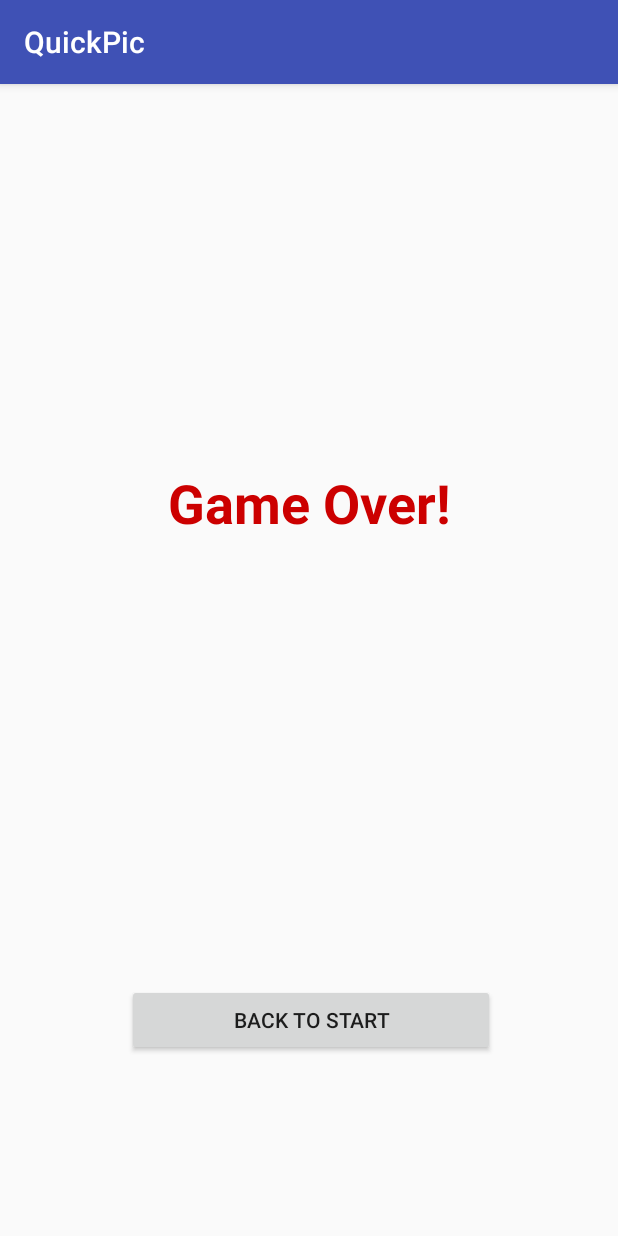
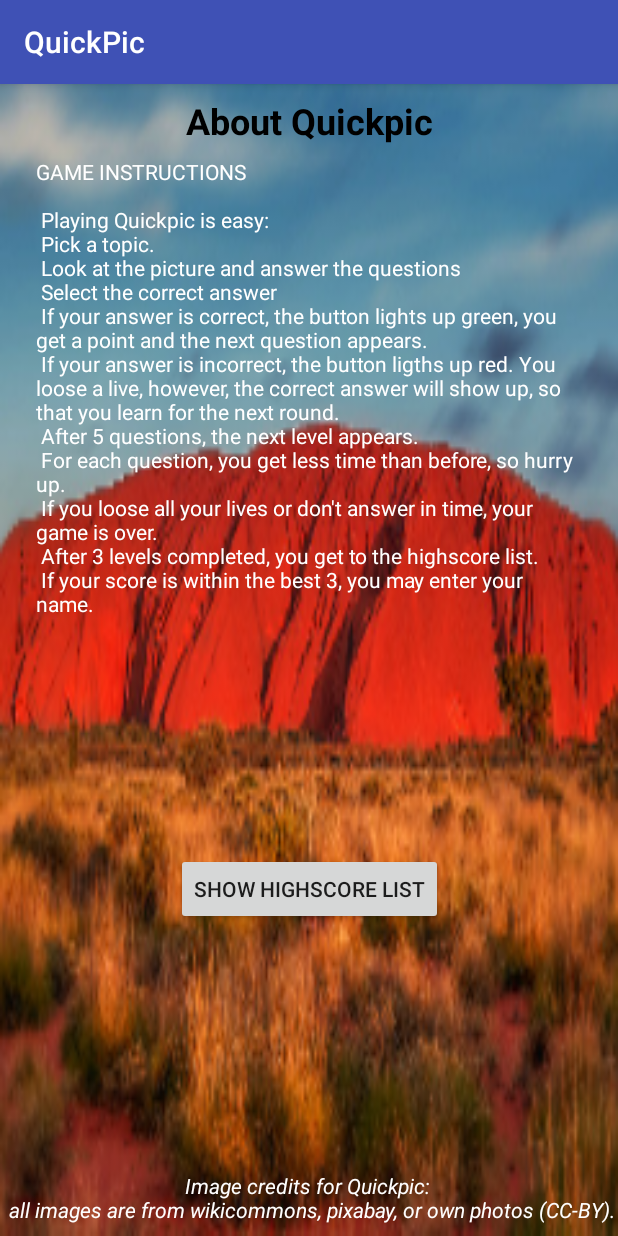
Before and after one commit to kathrin77/QuickPic, an Android app: the screen it shows after launch (GameOverActivity before the commit, AboutActivity after it), on a phone screen of 412 x 824 dp. Run offline under Robolectric (Android 15) with nearby library versions, the phone set to English and light mode, and no system bars.

Commit message:
About angelegt

```diff
--- /dev/null
+++ b/app/src/main/java/com/example/quickpic/AboutActivity.java
@@ -0,0 +1,32 @@
+package com.example.quickpic;
+
+import android.content.Intent;
+import android.support.v7.app.AppCompatActivity;
+import android.os.Bundle;
+import android.view.View;
+import android.widget.Button;
+import android.widget.ImageButton;
+
+public class AboutActivity extends AppCompatActivity {
+
+
+    @Override
+    protected void onCreate(Bundle savedInstanceState) {
+        super.onCreate(savedInstanceState);
+        setContentView(R.layout.activity_about);
+
+        // zum Testen der Highscoreliste - einfach value veraendern, Run app, und dann vom
+        // Startbildschirm aus direkt mit dieser Punktzahl in den Highscorebildschirm springen
+        Button Highscore = findViewById(R.id.btnhighscore);
+        Highscore.setOnClickListener(new View.OnClickListener() {
+            @Override
+            public void onClick(View view) {
+                Intent intent = new Intent(getApplicationContext(), HighscoreActivity.class);
+                intent.putExtra("Points",10);
+                startActivity(intent);
+            }
+        });
+
+
+    }
+}
--- a/app/src/main/java/com/example/quickpic/QuizActivity.java
+++ b/app/src/main/java/com/example/quickpic/QuizActivity.java
@@ -150,6 +150,12 @@ public class QuizActivity extends AppCompatActivity {
         game.setLevel(level);
         tvLevel.setText(getString(R.string.level) + game.getLevel());
         tvQuestion.setText(game.getQuestion(topic, game.getLevel()));
+        //int questionID =
+        //String questionID = game.getQuestion(topic, game.getLevel());
+        //tvQuestion.setText(getString(R.string.questionID));
+        //tvQuestion.setText(getResources().getText());
+        //                imgQuiz.setImageDrawable(getResources().getDrawable(getRandomPicture(game.id)));
+
     }
 
     /**
--- /dev/null
+++ b/app/src/main/res/layout/activity_about.xml
@@ -0,0 +1,70 @@
+<?xml version="1.0" encoding="utf-8"?>
+<android.support.constraint.ConstraintLayout xmlns:android="http://schemas.android.com/apk/res/android"
+    xmlns:app="http://schemas.android.com/apk/res-auto"
+    xmlns:tools="http://schemas.android.com/tools"
+    android:layout_width="match_parent"
+    android:layout_height="match_parent"
+    android:background="@drawable/img_uluru">
+
+    <TextView
+        android:id="@+id/tvInstructions"
+        android:layout_width="0dp"
+        android:layout_height="wrap_content"
+        android:layout_marginEnd="24dp"
+        android:layout_marginStart="24dp"
+        android:layout_marginTop="8dp"
+        android:text="@string/instructions"
+        android:textAllCaps="false"
+        android:textColor="@android:color/background_light"
+        android:typeface="normal"
+        app:layout_constraintEnd_toEndOf="parent"
+        app:layout_constraintHorizontal_bias="0.0"
+        app:layout_constraintStart_toStartOf="parent"
+        app:layout_constraintTop_toBottomOf="@+id/tvAbout"
+        tools:text="@string/instructions" />
+
+    <TextView
+        android:id="@+id/tvAbout"
+        android:layout_width="wrap_content"
+        android:layout_height="wrap_content"
+        android:layout_marginEnd="8dp"
+        android:layout_marginStart="8dp"
+        android:layout_marginTop="8dp"
+        android:text="@string/about"
+        android:textAlignment="center"
+        android:textColor="@android:color/black"
+        android:textSize="24sp"
+        android:textStyle="bold"
+        app:layout_constraintEnd_toEndOf="parent"
+        app:layout_constraintStart_toStartOf="parent"
+        app:layout_constraintTop_toTopOf="parent" />
+
+    <TextView
+        android:id="@+id/credits"
+        android:layout_width="wrap_content"
+        android:layout_height="wrap_content"
+        android:layout_marginBottom="8dp"
+        android:layout_marginEnd="24dp"
+        android:layout_marginStart="24dp"
+        android:text="@string/credits"
+        android:textAlignment="center"
+        android:textColor="@android:color/background_light"
+        android:textStyle="italic"
+        app:layout_constraintBottom_toBottomOf="parent"
+        app:layout_constraintEnd_toEndOf="parent"
+        app:layout_constraintStart_toStartOf="parent" />
+
+    <Button
+        android:id="@+id/btnhighscore"
+        android:layout_width="wrap_content"
+        android:layout_height="wrap_content"
+        android:layout_marginBottom="8dp"
+        android:layout_marginEnd="8dp"
+        android:layout_marginStart="8dp"
+        android:text="@string/btnhighscore"
+        app:layout_constraintBottom_toTopOf="@+id/credits"
+        app:layout_constraintEnd_toEndOf="parent"
+        app:layout_constraintStart_toStartOf="parent"
+        app:layout_constraintTop_toBottomOf="@+id/tvInstructions" />
+
+</android.support.constraint.ConstraintLayout>
--- a/app/src/main/res/values/strings.xml
+++ b/app/src/main/res/values/strings.xml
@@ -23,4 +23,38 @@
     <string name="HighscoreFrom">" from "</string>
     <string name="tvPoints">"Points: "</string>
     <string name="new_level">New Level!</string>
+    <string name="about">About Quickpic</string>
+    <string name="instructions">GAME INSTRUCTIONS \n
+        \n Playing Quickpic is easy:
+        \n Pick a topic.
+        \n Look at the picture and answer the questions
+        \n Select the correct answer
+        \n If your answer is correct, the button lights up green, you get a point and the next question appears.
+        \n If your answer is incorrect, the button ligths up red. You loose a live, however, the correct answer will show up, so that you learn for the next round.
+        \n After 5 questions, the next level appears.
+        \n For each question, you get less time than before, so hurry up.
+        \n If you loose all your lives or don't answer in time, your game is over.
+        \n After 3 levels completed, you get to the highscore list.
+        \n If your score is within the best 3, you may enter your name.
+    </string>
+    <string name="credits">Image credits for Quickpic:
+        \n all images are from wikicommons, pixabay, or own photos (CC-BY).
+    </string>
+    <string name="btnhighscore">show highscore list</string>
+
+    <string name="qm1">"What is the name of this mountain?"</string>
+    <string name="qm2">How high is this mountain?</string>
+    <string name="qm3">"In which country lies this mountain?"</string>
+
+    <array name="questions">
+        <item>@string/qm1</item>
+        <item>@string/qm2</item>
+        <item>@string/qm3</item>
+    </array>
+    <array name="myArray_1">
+            <item>"string_1_0"</item>
+            <item>"string_1_1"</item>
+            <item>"string_1_2"</item>
+            ...
+    </array>
 </resources>
```
Also changed, not shown: app/src/main/AndroidManifest.xml (+7 -0 lines), app/src/main/java/com/example/quickpic/Quickpic.java (+4 -4 lines), app/src/main/java/com/example/quickpic/StartActivity.java (+6 -6 lines), app/src/main/res/layout/activity_start.xml (+9 -5 lines), 1 other file.
